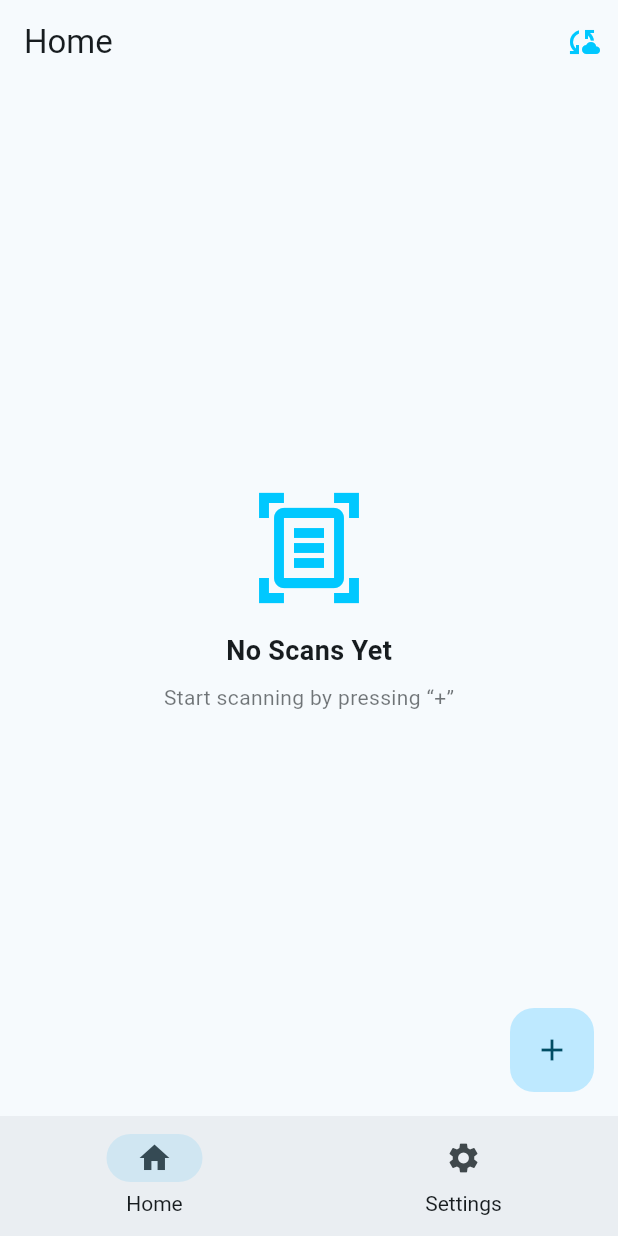
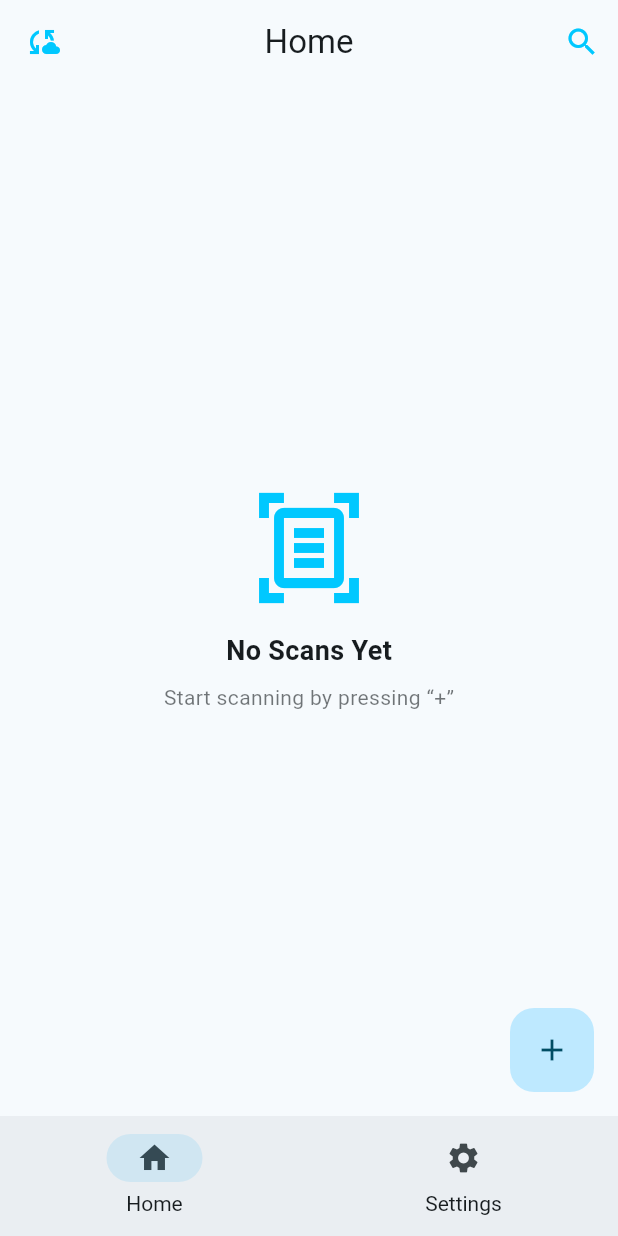
Before and after one commit to KaungZinLin/SuperScan, a Flutter app: the screen it shows after launch, on a phone screen of 412 x 824 dp. Run offline on Flutter 3.47's test engine with Material 3 defaults, Android fonts, the phone set to English and light mode, and no system bars; our stand-ins replace flutter_spinkit, image_cropper, image_picker, share_plus; missing offline and left inert: flutter_doc_scanner; statements that could not run were skipped.

Commit message:
Add the ability to search for scans

```diff
--- a/lib/screens/home_screen.dart
+++ b/lib/screens/home_screen.dart
@@ -15,6 +15,7 @@ import 'scan_viewer_screen.dart';
 import 'dart:convert';
 import 'package:image_picker/image_picker.dart';
 import 'package:intl/intl.dart';
+import 'package:super_scan/components/scan_search_delegate.dart';
 
 class HomeScreen extends StatefulWidget {
   static const String id = 'home_screen';
@@ -28,6 +29,19 @@ class _HomeScreenState extends State<HomeScreen> {
   dynamic _scannedDocuments;
   // List<Directory> _savedScans = [];
   List<SavedScan> _savedScans = [];
+  final TextEditingController _searchController = TextEditingController();
+  String _searchQuery = '';
+
+  List<SavedScan> get _filteredScans {
+    if (_searchQuery.isEmpty) return _savedScans;
+
+    final query = _searchQuery.toLowerCase();
+
+    return _savedScans.where((scan) {
+      final name = scan.meta.name.toLowerCase();
+      return name.contains(query);
+    }).toList();
+  }
 
   /// Helper to handle the scanner calls and catch platform errors
   Future<void> _processScan(Future<dynamic> scanTask) async {
@@ -287,8 +301,6 @@ class _HomeScreenState extends State<HomeScreen> {
   }
 
   String _formatDate(DateTime date) {
-    // return '${date.year}-${date.month.toString().padLeft(2, '0')}-${date.day.toString().padLeft(2, '0')} • '
-    //     '${date.hour.toString().padLeft(2, '0')}:${date.minute.toString().padLeft(2, '0')}';
     return DateFormat.yMd().add_jm().format(date);
   }
 
@@ -323,29 +335,31 @@ class _HomeScreenState extends State<HomeScreen> {
           ),
       // Changed appBar name to Sync on desktop
       appBar: AppBar(
-          title: Text(PlatformHelper.isDesktop ? 'Sync' : 'Home'),
-          // Added sync button and marked as Work In Progress
-          actions: <Widget>[
-            IconButton(
-              icon: Icon(
-                Icons.cloud_sync,
-                color: kAccentColor,
-              ),
-              onPressed: () {
-
-              },
+        centerTitle: true,
+        title: Text('Home', style: kTextLetterSpacing,),
+        leading: IconButton(
+          icon: Icon(Icons.cloud_sync, color: kAccentColor),
+          onPressed: () {},
+        ),
+        actions: [
+          IconButton(
+            icon: Icon(Icons.search, color: kAccentColor,),
+            onPressed: () => showSearch(
+              context: context,
+              delegate: ScanSearchDelegate(_savedScans),
             ),
-          ]
+          ),
+        ],
       ),
 
         body: SafeArea(
-          child: _savedScans.isEmpty
+          child: _filteredScans.isEmpty
               ? EmptyScansPlaceholder()
               : ListView.builder(
             padding: const EdgeInsets.all(16),
-            itemCount: _savedScans.length,
+            itemCount: _filteredScans.length,
             itemBuilder: (context, index) {
-              final savedScan = _savedScans[index];
+              final savedScan = _filteredScans[index];
               final scanDir = savedScan.dir;
               final meta = savedScan.meta;
 
--- a/lib/screens/scan_viewer_screen.dart
+++ b/lib/screens/scan_viewer_screen.dart
@@ -156,7 +156,7 @@ class _ScanViewerScreenState extends State<ScanViewerScreen> {
           value: 'delete',
           child: ListTile(
             leading: Icon(Icons.delete_outline, color: Colors.red),
-            title: Text('Delete', style: TextStyle(color: Colors.red)),
+            title: Text('Delete this Page', style: TextStyle(color: Colors.red)),
             contentPadding: EdgeInsets.zero,
           ),
         ),
```
Also changed, not shown: lib/components/scan_search_delegate.dart (added, +65 -0 lines), 1 other file.
